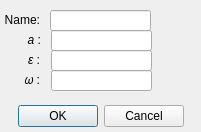
Before: the Qt Designer form Subsystems/NewOrbit.ui in kajsaER/LODR, drawn with Qt 5.
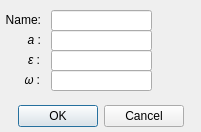
After: the same form once the commit is applied.

Patch:
```diff
--- a/Subsystems/NewOrbit.ui
+++ b/Subsystems/NewOrbit.ui
@@ -158,7 +158,7 @@
   <widget class="QLineEdit" name="name">
    <property name="geometry">
     <rect>
-     <x>50</x>
+     <x>51</x>
      <y>10</y>
      <width>101</width>
      <height>21</height>
@@ -186,7 +186,7 @@
   <widget class="QLabel" name="label_name">
    <property name="geometry">
     <rect>
-     <x>-1</x>
+     <x>0</x>
      <y>10</y>
      <width>41</width>
      <height>20</height>
```
